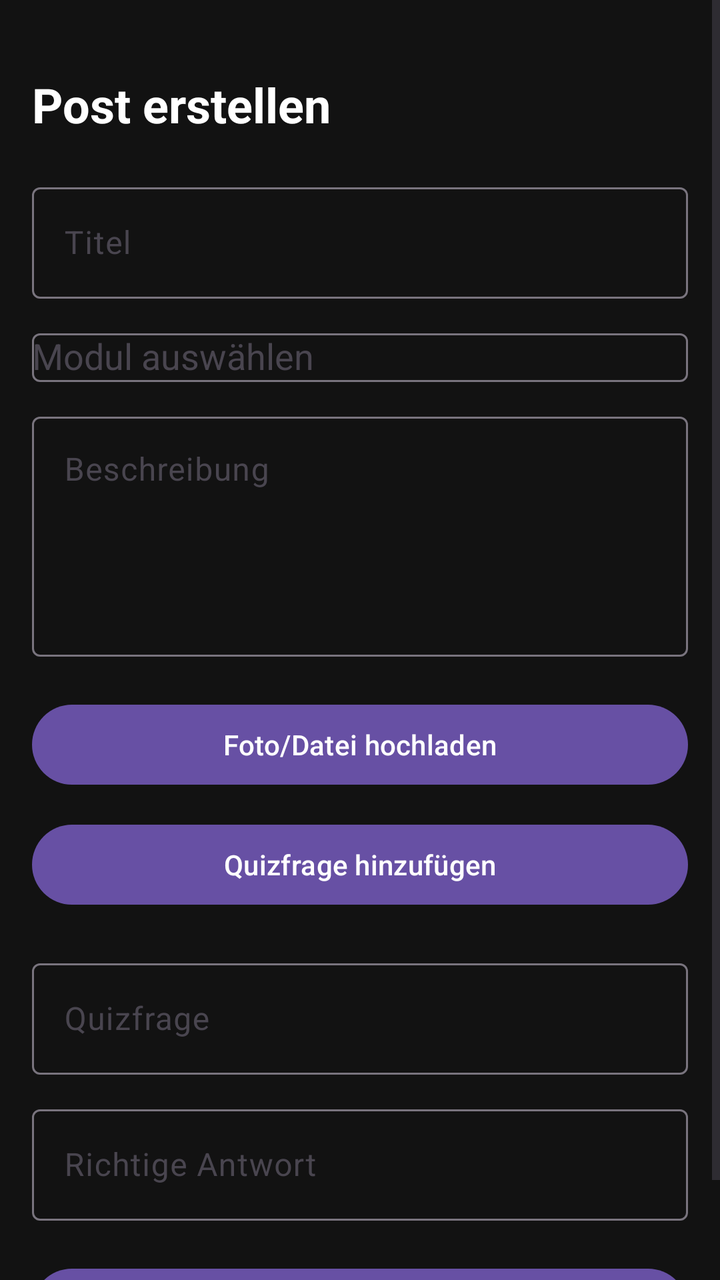
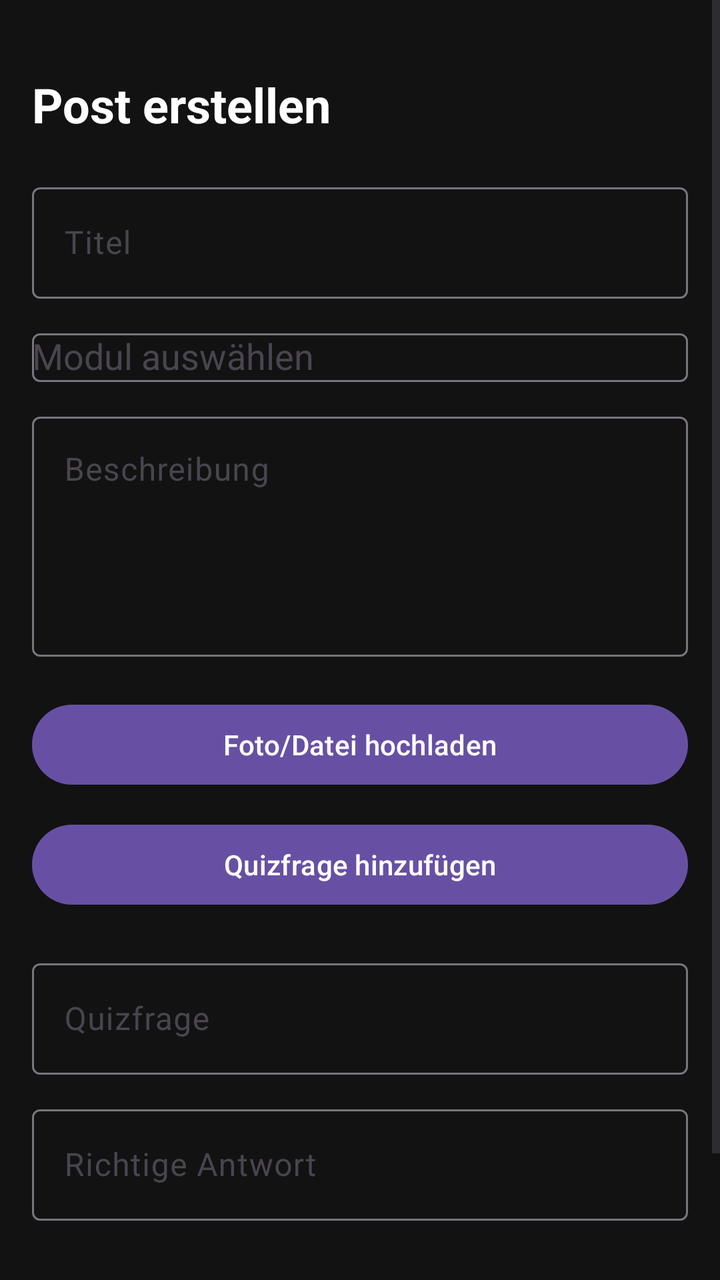

Screens rendered from an Android XML layout before and after an edit, with the pre-edit source and the edit as a unified diff.
<!-- AndroidManifest.xml: application theme Theme.StudyGram -->
<!-- res/layout/fragment_add_post.xml -->
<?xml version="1.0" encoding="utf-8"?>
<ScrollView
    xmlns:android="http://schemas.android.com/apk/res/android"
    xmlns:app="http://schemas.android.com/apk/res-auto"
    android:layout_width="match_parent"
    android:layout_height="match_parent"
    android:fillViewport="true"
    android:background="#121212">

    <LinearLayout
        android:layout_width="match_parent"
        android:layout_height="wrap_content"
        android:orientation="vertical"
        android:padding="16dp"
        android:fillViewport="true">


        <TextView
            android:layout_width="wrap_content"
            android:layout_height="wrap_content"
            android:text="Post erstellen"
            android:textColor="@android:color/white"
            android:textStyle="bold"
            android:textSize="24sp"
            android:layout_marginTop="20dp"
            android:layout_marginBottom="20dp"/>

        <com.google.android.material.textfield.TextInputLayout
            android:layout_width="match_parent"
            android:layout_height="wrap_content">

            <com.google.android.material.textfield.TextInputEditText
                android:id="@+id/etTitle"
                android:layout_width="match_parent"
                android:layout_height="wrap_content"
                android:textColor="@android:color/white"
                android:hint="Titel"/>
        </com.google.android.material.textfield.TextInputLayout>

        <com.google.android.material.textfield.TextInputLayout
            android:layout_width="match_parent"
            android:layout_height="wrap_content"
            android:layout_marginTop="12dp">

            <AutoCompleteTextView
                android:id="@+id/actSubject"
                android:layout_width="match_parent"
                android:layout_height="wrap_content"
                android:textColor="@android:color/white"
                android:hint="Modul auswählen"/>
        </com.google.android.material.textfield.TextInputLayout>

        <com.google.android.material.textfield.TextInputLayout
            android:layout_width="match_parent"
            android:layout_height="wrap_content"
            android:layout_marginTop="12dp">

            <com.google.android.material.textfield.TextInputEditText
                android:id="@+id/etDescription"
                android:layout_width="match_parent"
                android:layout_height="120dp"
                android:gravity="top"
                android:hint="Beschreibung"
                android:textColor="@android:color/white"
                android:inputType="textMultiLine"/>
        </com.google.android.material.textfield.TextInputLayout>

        <Button
            android:id="@+id/btnUpload"
            android:layout_width="match_parent"
            android:layout_height="wrap_content"
            android:text="Foto/Datei hochladen"
            android:layout_marginTop="20dp"/>

        <ImageView
            android:id="@+id/imgPreview"
            android:layout_width="match_parent"
            android:layout_height="220dp"
            android:layout_marginTop="12dp"
            android:adjustViewBounds="true"
            android:scaleType="centerCrop"
            android:visibility="gone"/>


        <Button
            android:id="@+id/btnAddQuestion"
            android:layout_width="match_parent"
            android:layout_height="wrap_content"
            android:text="Quizfrage hinzufügen"
            android:layout_marginTop="12dp"/>

        <com.google.android.material.textfield.TextInputLayout
            android:layout_width="match_parent"
            android:layout_height="wrap_content"
            android:layout_marginTop="20dp">

            <com.google.android.material.textfield.TextInputEditText
                android:id="@+id/etQuestion"
                android:layout_width="match_parent"
                android:layout_height="wrap_content"
                android:textColor="@android:color/white"
                android:hint="Quizfrage"/>
        </com.google.android.material.textfield.TextInputLayout>

        <com.google.android.material.textfield.TextInputLayout
            android:layout_width="match_parent"
            android:layout_height="wrap_content"
            android:layout_marginTop="12dp">

            <com.google.android.material.textfield.TextInputEditText
                android:id="@+id/etAnswer"
                android:layout_width="match_parent"
                android:layout_height="wrap_content"
                android:textColor="@android:color/white"
                android:hint="Richtige Antwort"/>
        </com.google.android.material.textfield.TextInputLayout>

        
        <Button
            android:id="@+id/btnPublish"
            android:layout_width="match_parent"
            android:layout_height="wrap_content"
            android:text="Veröffentlichen"
            android:layout_marginTop="20dp"/>

    </LinearLayout>

</ScrollView>
<!-- resources referenced by this layout -->
<resources>
  <style name="Theme.StudyGram" parent="Base.Theme.StudyGram" />
  <style name="Base.Theme.StudyGram" parent="Theme.Material3.DayNight.NoActionBar">
          
          
      </style>
</resources>

<!-- the commit's change to res/layout/fragment_add_post.xml (unified diff, before → after) -->
@@ -12,7 +12,7 @@
         android:layout_height="wrap_content"
         android:orientation="vertical"
         android:padding="16dp"
-        android:fillViewport="true">
+        android:paddingBottom="120dp">
 
 
         <TextView
@@ -115,7 +115,12 @@
                 android:hint="Richtige Antwort"/>
         </com.google.android.material.textfield.TextInputLayout>
 
-        
+        <androidx.recyclerview.widget.RecyclerView
+            android:id="@+id/rvQuestions"
+            android:layout_width="match_parent"
+            android:layout_height="wrap_content"
+            android:layout_marginTop="16dp"
+            android:nestedScrollingEnabled="false"/>
         <Button
             android:id="@+id/btnPublish"
             android:layout_width="match_parent"
